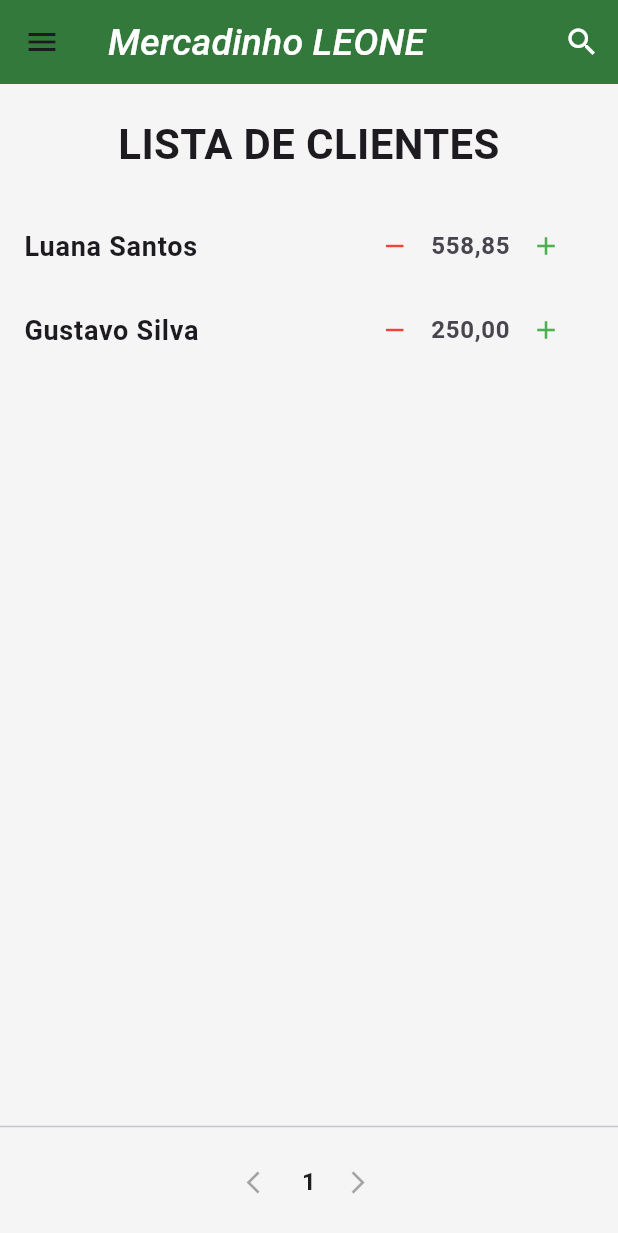
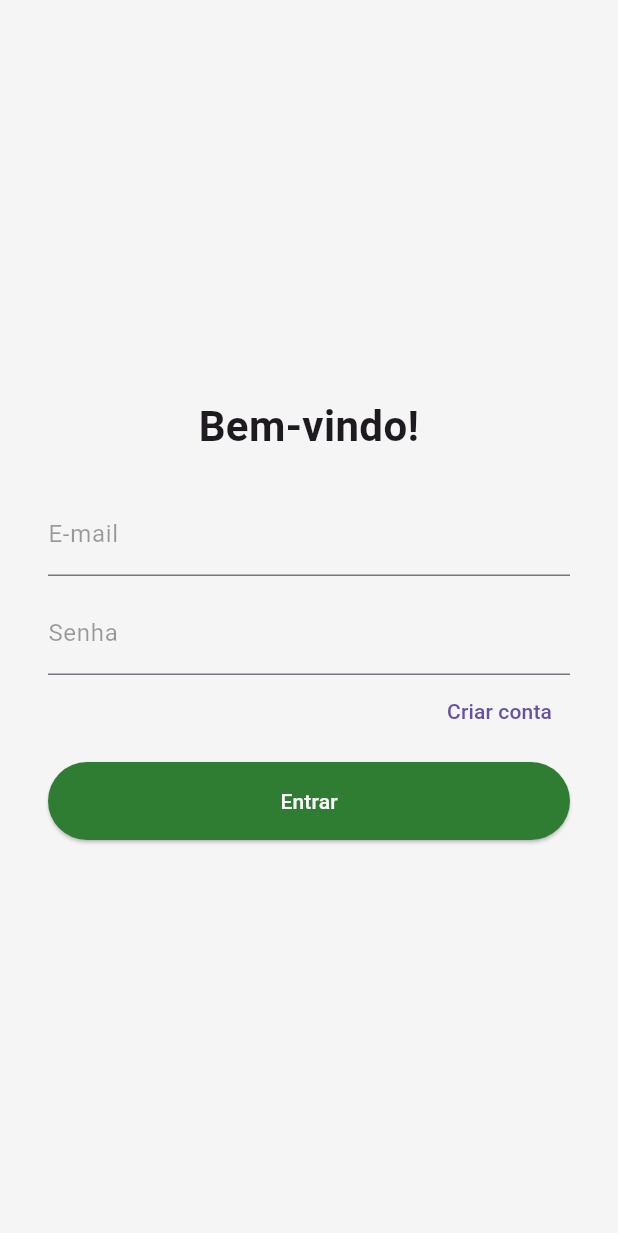
Before and after one commit to Jeffersson17/sistema_controle_dividas_frontend, a Flutter app: the screen it shows after launch, on a phone screen of 412 x 824 dp. Shown: the top 1233 px of the screen. Run offline on Flutter 3.47's test engine with Material 3 defaults, Android fonts, the phone set to English and light mode, and no system bars.

Commit message:
Login page (#5)
* login_page and singup_page

* fix historical_page and client_page

```diff
--- a/lib/main.dart
+++ b/lib/main.dart
@@ -1,5 +1,5 @@
 import 'package:flutter/material.dart';
-import 'package:sistema_controle_dividas_frontend/pages/client_page.dart';
+import 'package:sistema_controle_dividas_frontend/pages/login_page.dart';
 
 void main() {
   runApp(const MyApp());
@@ -31,7 +31,7 @@
           titleLarge: TextStyle(fontWeight: FontWeight.bold),
         ),
       ),
-      home: const ClientPage(),
+      home: const LoginPage(),
     );
   }
 }
--- a/lib/pages/client_page.dart
+++ b/lib/pages/client_page.dart
@@ -16,6 +16,9 @@ class _ClientPageState extends State<ClientPage> {
     {"nome": "Luana Santos", "divida": 558.85},
     {"nome": "Gustavo Silva", "divida": 250.00},
   ];
+
+  final int itensPorPagina = 11;
+  int paginaAtual = 0;
 
   Widget _buildAppBarTitle() {
     return _isSearching
@@ -103,36 +106,111 @@ class _ClientPageState extends State<ClientPage> {
         ),
       );
 
-  final int itensPorPagina = 11;
-  int paginaAtual = 0;
-
-  void _onSelectMenuOption(String option) async {
+  void _onSelectMenuOption(String option) {
     Navigator.pop(context); // fecha o drawer
-    if (option == 'Clientes') {
-      setState(() {
-        _selectedOption = 'Clientes';
-      });
-    } else if (option == 'Histórico') {
-      await Navigator.push(
-        context,
-        MaterialPageRoute(builder: (context) => const HistoricalPage()),
-      );
-      setState(() {
-        _selectedOption = 'Clientes';
-      });
-    }
+    setState(() {
+      _selectedOption = option;
+    });
   }
 
-  @override
-  Widget build(BuildContext context) {
+  Widget _buildClientes() {
     final int totalPaginas = (clientes.length / itensPorPagina).ceil();
     final int inicio = paginaAtual * itensPorPagina;
     final int fim = (inicio + itensPorPagina).clamp(0, clientes.length);
     final List<Map<String, dynamic>> pagina = clientes.sublist(inicio, fim);
 
+    return Column(
+      children: [
+        const Padding(
+          padding: EdgeInsets.symmetric(vertical: 20),
+          child: Text(
+            'LISTA DE CLIENTES',
+            style: TextStyle(
+              fontSize: 28,
+              fontWeight: FontWeight.bold,
+            ),
+            textAlign: TextAlign.center,
+          ),
+        ),
+        Expanded(
+          child: ListView.builder(
+            itemCount: pagina.length,
+            itemBuilder: (context, index) {
+              final cliente = pagina[index];
+              final valorFormatado =
+                  cliente["divida"].toStringAsFixed(2).replaceAll('.', ',');
+
+              return ListTile(
+                title: Text(
+                  cliente["nome"],
+                  style: const TextStyle(fontWeight: FontWeight.bold),
+                ),
+                trailing: Row(
+                  mainAxisSize: MainAxisSize.min,
+                  children: [
+                    IconButton(
+                      icon: const Icon(Icons.remove, size: 20, color: Colors.red),
+                      onPressed: () => removeDebt(),
+                    ),
+                    Text(
+                      valorFormatado,
+                      style: const TextStyle(
+                        fontWeight: FontWeight.bold,
+                        fontSize: 16,
+                      ),
+                    ),
+                    IconButton(
+                      icon: const Icon(Icons.add, size: 20, color: Colors.green),
+                      onPressed: () => addDebt(),
+                    ),
+                  ],
+                ),
+              );
+            },
+          ),
+        ),
+        const Divider(height: 2),
+        Padding(
+          padding: const EdgeInsets.symmetric(vertical: 12),
+          child: Row(
+            mainAxisAlignment: MainAxisAlignment.center,
+            children: [
+              IconButton(
+                icon: const Icon(Icons.arrow_back_ios, size: 18),
+                onPressed:
+                    paginaAtual > 0 ? () => setState(() => paginaAtual--) : null,
+              ),
+              for (int i = 0; i < totalPaginas; i++)
+                Padding(
+                  padding: const EdgeInsets.symmetric(horizontal: 4),
+                  child: Text(
+                    '${i + 1}',
+                    style: TextStyle(
+                      fontWeight: paginaAtual == i
+                          ? FontWeight.bold
+                          : FontWeight.normal,
+                      fontSize: 16,
+                    ),
+                  ),
+                ),
+              IconButton(
+                icon: const Icon(Icons.arrow_forward_ios, size: 18),
+                onPressed: paginaAtual < totalPaginas - 1
+                    ? () => setState(() => paginaAtual++)
+                    : null,
+              ),
+            ],
+          ),
+        ),
+      ],
+    );
+  }
+
+  @override
+  Widget build(BuildContext context) {
     return Scaffold(
       drawer: SizedBox(
-        width: 220, // aqui você define a largura desejada
+        width: 220,
         child: Drawer(
           child: ListView(
             padding: EdgeInsets.zero,
@@ -175,93 +253,9 @@ class _ClientPageState extends State<ClientPage> {
         title: _buildAppBarTitle(),
         actions: _buildAppBarActions(),
       ),
-      body: Column(
-        children: [
-          const Padding(
-            padding: EdgeInsets.symmetric(vertical: 20),
-            child: Text(
-              'LISTA DE CLIENTES',
-              style: TextStyle(
-                fontSize: 28,
-                fontWeight: FontWeight.bold,
-              ),
-              textAlign: TextAlign.center,
-            ),
-          ),
-          Expanded(
-            child: ListView.builder(
-              itemCount: pagina.length,
-              itemBuilder: (context, index) {
-                final cliente = pagina[index];
-                final valorFormatado =
-                    cliente["divida"].toStringAsFixed(2).replaceAll('.', ',');
-
-                return ListTile(
-                  title: Text(
-                    cliente["nome"],
-                    style: const TextStyle(fontWeight: FontWeight.bold),
-                  ),
-                  trailing: Row(
-                    mainAxisSize: MainAxisSize.min,
-                    children: [
-                      IconButton(
-                        icon:
-                            const Icon(Icons.remove, size: 20, color: Colors.red),
-                        onPressed: () => removeDebt(),
-                      ),
-                      Text(
-                        valorFormatado,
-                        style: const TextStyle(
-                          fontWeight: FontWeight.bold,
-                          fontSize: 16,
-                        ),
-                      ),
-                      IconButton(
-                        icon:
-                            const Icon(Icons.add, size: 20, color: Colors.green),
-                        onPressed: () => addDebt(),
-                      ),
-                    ],
-                  ),
-                );
-              },
-            ),
-          ),
-          const Divider(height: 2),
-          Padding(
-            padding: const EdgeInsets.symmetric(vertical: 12),
-            child: Row(
-              mainAxisAlignment: MainAxisAlignment.center,
-              children: [
-                IconButton(
-                  icon: const Icon(Icons.arrow_back_ios, size: 18),
-                  onPressed:
-                      paginaAtual > 0 ? () => setState(() => paginaAtual--) : null,
-                ),
-                for (int i = 0; i < totalPaginas; i++)
-                  Padding(
-                    padding: const EdgeInsets.symmetric(horizontal: 4),
-                    child: Text(
-                      '${i + 1}',
-                      style: TextStyle(
-                        fontWeight: paginaAtual == i
-                            ? FontWeight.bold
-                            : FontWeight.normal,
-                        fontSize: 16,
-                      ),
-                    ),
-                  ),
-                IconButton(
-                  icon: const Icon(Icons.arrow_forward_ios, size: 18),
-                  onPressed: paginaAtual < totalPaginas - 1
-                      ? () => setState(() => paginaAtual++)
-                      : null,
-                ),
-              ],
-            ),
-          ),
-        ],
-      ),
+      body: _selectedOption == 'Clientes'
+          ? _buildClientes()
+          : const HistoricalPage(),
     );
   }
 }
--- a/lib/pages/login_page.dart
+++ b/lib/pages/login_page.dart
@@ -0,0 +1,109 @@
+import 'package:flutter/material.dart';
+import 'package:sistema_controle_dividas_frontend/pages/client_page.dart';
+import 'package:sistema_controle_dividas_frontend/pages/singup_page.dart';
+
+class LoginPage extends StatefulWidget {
+  const LoginPage({super.key});
+
+  @override
+  State<LoginPage> createState() => _LoginPageState();
+}
+
+class _LoginPageState extends State<LoginPage> {
+  final _formKey = GlobalKey<FormState>();
+  final TextEditingController _emailController = TextEditingController();
+  final TextEditingController _passwordController = TextEditingController();
+
+  void _login() {
+    if (_formKey.currentState!.validate()) {
+      final email = _emailController.text;
+      final password = _passwordController.text;
+
+      Navigator.pushReplacement(
+        context,
+        MaterialPageRoute(builder: (context) => const ClientPage()),
+      );
+    }
+  }
+
+  @override
+  Widget build(BuildContext context) {
+    return Scaffold(
+      backgroundColor: Colors.grey[100],
+      body: Center(
+        child: Padding(
+          padding: const EdgeInsets.symmetric(horizontal: 32.0),
+          child: Form(
+            key: _formKey,
+            child: ListView(
+              shrinkWrap: true,
+              children: [
+                const Text(
+                  'Bem-vindo!',
+                  style: TextStyle(fontSize: 28, fontWeight: FontWeight.bold),
+                  textAlign: TextAlign.center,
+                ),
+                const SizedBox(height: 24),
+                TextFormField(
+                  keyboardType: TextInputType.emailAddress,
+                  decoration: InputDecoration(
+                    labelText: "E-mail",
+                    labelStyle: TextStyle(
+                      color: Colors.black38,
+                      fontWeight: FontWeight.w400,
+                      fontSize: 16,
+                    ),
+                  ),
+                  style: TextStyle(fontSize: 16),
+                ),
+                SizedBox(
+                  height: 10,
+                ),
+                TextFormField(
+                  controller: _passwordController,
+                  keyboardType: TextInputType.text,
+                  obscureText: true,
+                  decoration: InputDecoration(
+                    labelText: "Senha",
+                    labelStyle: TextStyle(
+                      color: Colors.black38,
+                      fontWeight: FontWeight.w400,
+                      fontSize: 16,
+                    ),
+                  ),
+                  style: TextStyle(fontSize: 16),
+                ),
+                Row(
+                  mainAxisAlignment: MainAxisAlignment.end, // ou center
+                  children: [
+                    TextButton(
+                      onPressed: () {
+                        Navigator.push(
+                          context,
+                          MaterialPageRoute(builder: (context) => const RegisterPage()),
+                        );
+                      },
+                      child: const Text('Criar conta'),
+                    ),
+                  ],
+                ),
+                const SizedBox(height: 10),
+                ElevatedButton(
+                  onPressed: _login,
+                  style: ElevatedButton.styleFrom(
+                    backgroundColor: Colors.green[800],
+                    padding: const EdgeInsets.symmetric(vertical: 16),
+                  ),
+                  child: const Text(
+                    'Entrar',
+                    style: TextStyle(color: Colors.white),
+                  ),
+                ),
+              ],
+            ),
+          ),
+        ),
+      ),
+    );
+  }
+}
```
Also changed, not shown: lib/pages/historical_page.dart (+0 -8 lines), lib/pages/singup_page.dart (added, +104 -0 lines).
